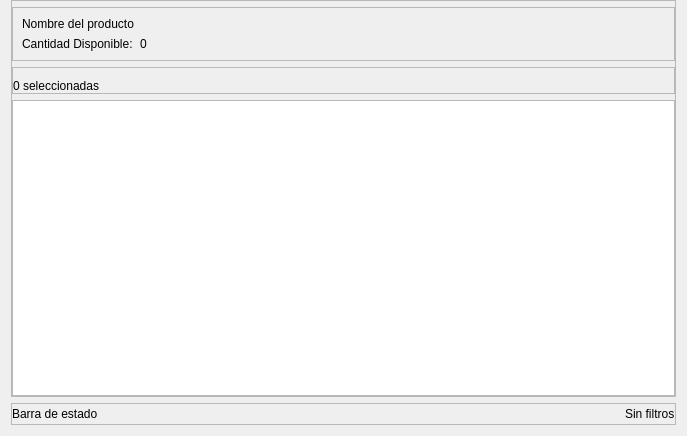
This is view/ui/product_sale_management.ui in R0land013/blue-pos as Qt 5 draws it before an edit. The edited form follows.
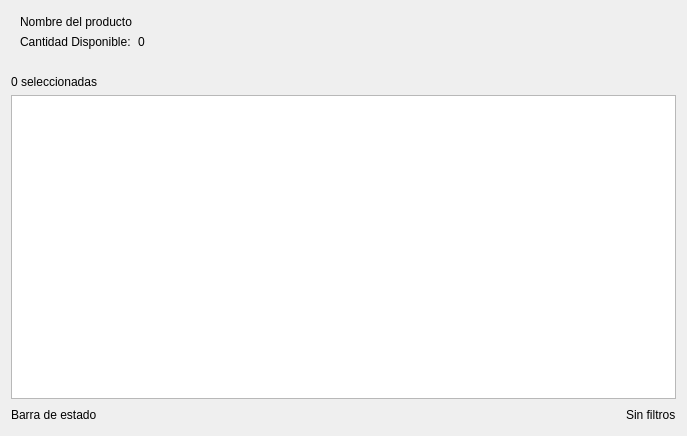
This is the edited form.

Commit message:
Style: Se eliminaron los bordes de los frames de la app
	Los bordes se mostraban en Gnome, pero en windows no se mostraban.

```diff
--- a/view/ui/product_sale_management.ui
+++ b/view/ui/product_sale_management.ui
@@ -20,7 +20,7 @@
    <item>
     <widget class="QFrame" name="main_content_frame">
      <property name="frameShape">
-      <enum>QFrame::StyledPanel</enum>
+      <enum>QFrame::NoFrame</enum>
      </property>
      <property name="frameShadow">
       <enum>QFrame::Raised</enum>
@@ -51,7 +51,7 @@
       <item>
        <widget class="QFrame" name="frame_2">
         <property name="frameShape">
-         <enum>QFrame::StyledPanel</enum>
+         <enum>QFrame::NoFrame</enum>
         </property>
         <property name="frameShadow">
          <enum>QFrame::Raised</enum>
@@ -99,7 +99,7 @@
       <item>
        <widget class="QFrame" name="frame_3">
         <property name="frameShape">
-         <enum>QFrame::StyledPanel</enum>
+         <enum>QFrame::NoFrame</enum>
         </property>
         <property name="frameShadow">
          <enum>QFrame::Raised</enum>
@@ -136,7 +136,7 @@
    <item>
     <widget class="QFrame" name="frame">
      <property name="frameShape">
-      <enum>QFrame::StyledPanel</enum>
+      <enum>QFrame::NoFrame</enum>
      </property>
      <property name="frameShadow">
       <enum>QFrame::Raised</enum>
```
Left out of the diff: 2 changed lines with no effect on the pictures. The commit also changes 20 other files.
